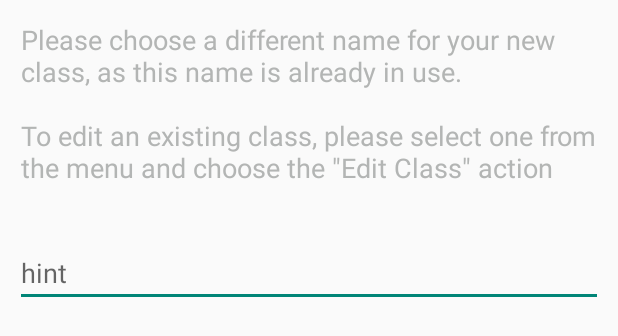
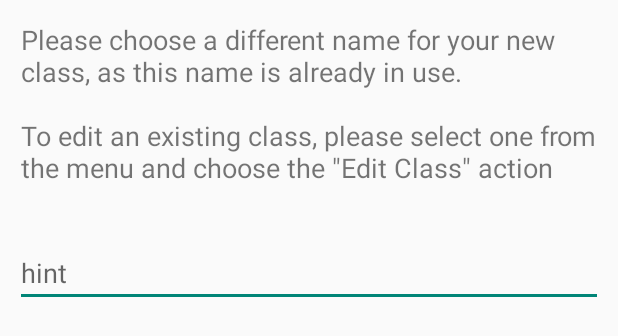
Before and after one commit to fifersheep/android-names-in-a-hat, an Android app: the layout dialog_edit_text.xml on its own in the app's theme, with its tools: preview values and no code run, on a phone screen of 412 x 824 dp. Shown: the top 336 px of the screen. Run offline under Robolectric (Android 15) with nearby library versions, the phone set to English and light mode, and no system bars.

Commit message:
fixed text colour for input dialogs

```diff
--- a/app/src/main/res/layout/dialog_edit_text.xml
+++ b/app/src/main/res/layout/dialog_edit_text.xml
@@ -10,7 +10,6 @@
         android:layout_alignParentTop="true"
         android:padding="14dp"
         android:textSize="18sp"
-        android:textColor="@color/grey_light"
         android:text="@string/class_name_exists_msg" />
 
     <EditText
```
